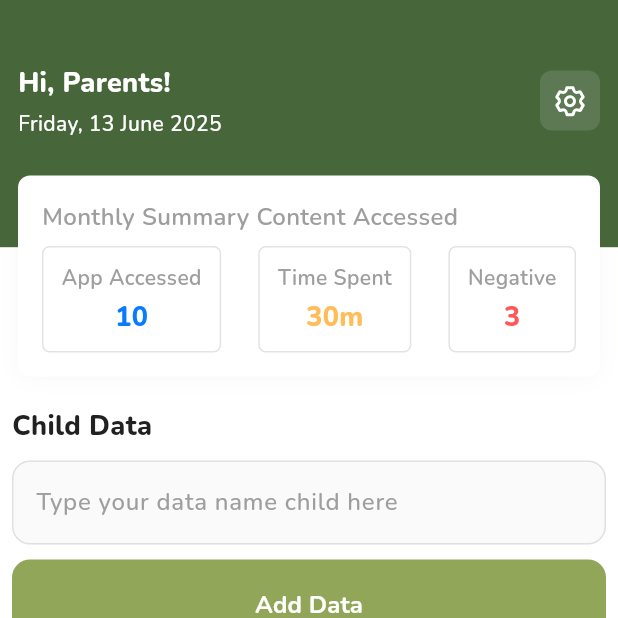
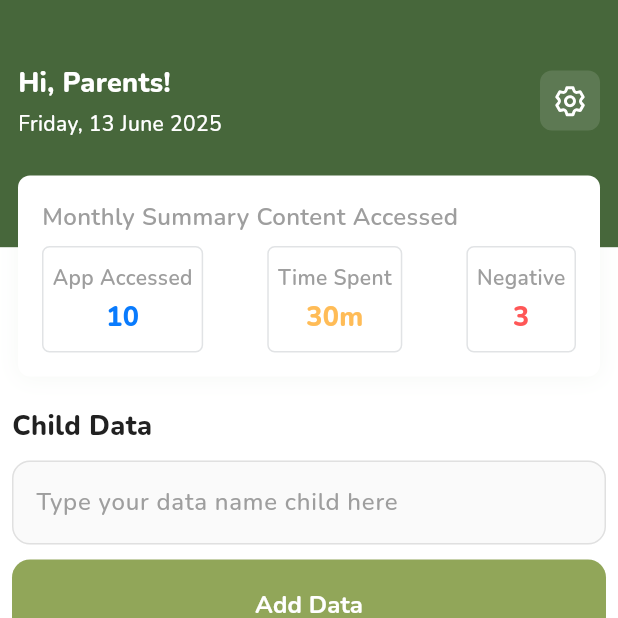
Before and after one commit to ariqhikari/shieldiea, a Flutter app: the MainView screen opened by its route, on a phone screen of 412 x 824 dp, the top half of it. Run offline on Flutter 3.47's test engine with Material 3 defaults, Android fonts, the phone set to English and light mode, and no system bars; our stand-ins replace cloud_firestore, firebase_auth, firebase_core, firebase_messaging, flutter_dotenv, flutter_local_notifications and 7 more; accounts and stored records are empty.

Commit message:
fix overflow

```diff
--- a/lib/app/modules/main/views/main_view.dart
+++ b/lib/app/modules/main/views/main_view.dart
@@ -15,8 +15,13 @@ class MainView extends GetView<MainController> {
   Widget build(BuildContext context) {
     final nameController = TextEditingController();
 
-    return StatusBar(
+    return GestureDetector(
+      onTap: (){
+        FocusScope.of(context).unfocus();
+      },
+      child: StatusBar(
         child: Scaffold(
+          resizeToAvoidBottomInset: false,
           backgroundColor: whiteColor,
           body: Stack(
             children: [
@@ -192,12 +197,13 @@ class MainView extends GetView<MainController> {
             ],
           ),
         ),
+      ),
     );
   }
 
   Widget _buildSummaryCard(String title, String value, Color color) {
     return Container(
-      padding: const EdgeInsets.symmetric(horizontal: 12, vertical: 10),
+      padding: const EdgeInsets.symmetric(horizontal: 6, vertical: 10),
       decoration: BoxDecoration(
         borderRadius: BorderRadius.circular(5),
         border: Border.all(color: 'E1E3E5'.toColor(), width: 1),
```
Also changed, not shown: pubspec.lock, 4 other files. Lines whose indentation alone changed are shown as unchanged.
